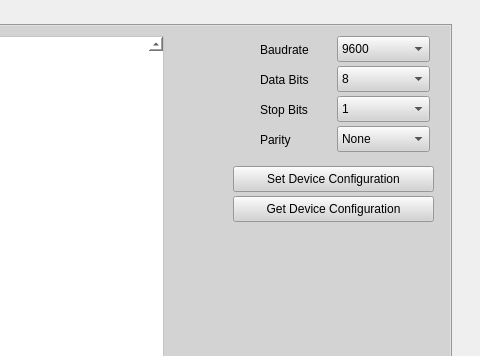
Kemalusanmaz/RS422-485-Transceiver-Project, file RS422-485GuiApp/mainwindow.ui: the form before one commit; both pictures show x 859 to 1339 and y 0 to 356 of the 1339 by 658 pixel window.
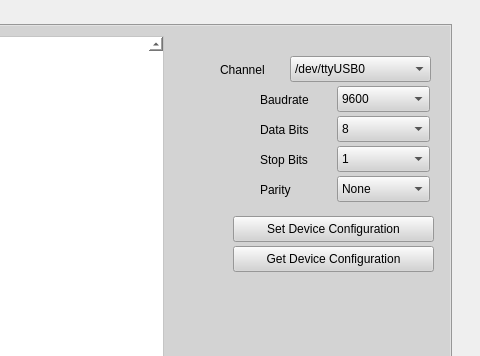
The form after the commit. The open tabs and pages were chosen to show the change.

Commit message: select channel feature added

Diff of the .ui file:
```diff
--- a/RS422-485GuiApp/mainwindow.ui
+++ b/RS422-485GuiApp/mainwindow.ui
@@ -101,7 +101,7 @@
       <property name="geometry">
        <rect>
         <x>1090</x>
-        <y>140</y>
+        <y>190</y>
         <width>201</width>
         <height>26</height>
        </rect>
@@ -114,7 +114,7 @@
       <property name="geometry">
        <rect>
         <x>1090</x>
-        <y>170</y>
+        <y>220</y>
         <width>201</width>
         <height>26</height>
        </rect>
@@ -165,7 +165,7 @@
       <property name="geometry">
        <rect>
         <x>1117</x>
-        <y>14</y>
+        <y>64</y>
         <width>70</width>
         <height>20</height>
        </rect>
@@ -178,7 +178,7 @@
       <property name="geometry">
        <rect>
         <x>1117</x>
-        <y>44</y>
+        <y>94</y>
         <width>70</width>
         <height>20</height>
        </rect>
@@ -191,7 +191,7 @@
       <property name="geometry">
        <rect>
         <x>1117</x>
-        <y>104</y>
+        <y>154</y>
         <width>50</width>
         <height>20</height>
        </rect>
@@ -204,7 +204,7 @@
       <property name="geometry">
        <rect>
         <x>1117</x>
-        <y>74</y>
+        <y>124</y>
         <width>70</width>
         <height>20</height>
        </rect>
@@ -217,7 +217,7 @@
       <property name="geometry">
        <rect>
         <x>1194</x>
-        <y>40</y>
+        <y>90</y>
         <width>93</width>
         <height>26</height>
        </rect>
@@ -247,7 +247,7 @@
       <property name="geometry">
        <rect>
         <x>1194</x>
-        <y>100</y>
+        <y>150</y>
         <width>93</width>
         <height>26</height>
        </rect>
@@ -272,7 +272,7 @@
       <property name="geometry">
        <rect>
         <x>1194</x>
-        <y>70</y>
+        <y>120</y>
         <width>93</width>
         <height>26</height>
        </rect>
@@ -292,7 +292,7 @@
       <property name="geometry">
        <rect>
         <x>1194</x>
-        <y>10</y>
+        <y>60</y>
         <width>93</width>
         <height>26</height>
        </rect>
@@ -368,6 +368,49 @@
        </property>
       </item>
      </widget>
+     <widget class="QComboBox" name="receiver_channel">
+      <property name="geometry">
+       <rect>
+        <x>1147</x>
+        <y>30</y>
+        <width>141</width>
+        <height>26</height>
+       </rect>
+      </property>
+      <item>
+       <property name="text">
+        <string>/dev/ttyUSB0</string>
+       </property>
+      </item>
+      <item>
+       <property name="text">
+        <string>/dev/ttyUSB1</string>
+       </property>
+      </item>
+      <item>
+       <property name="text">
+        <string>/dev/ttyUSB2</string>
+       </property>
+      </item>
+      <item>
+       <property name="text">
+        <string>/dev/ttyUSB3</string>
+       </property>
+      </item>
+     </widget>
+     <widget class="QLabel" name="label_10">
+      <property name="geometry">
+       <rect>
+        <x>1077</x>
+        <y>34</y>
+        <width>70</width>
+        <height>20</height>
+       </rect>
+      </property>
+      <property name="text">
+       <string>Channel</string>
+      </property>
+     </widget>
     </widget>
     <widget class="QWidget" name="tab_2">
      <attribute name="title">
```
Left out of the diff: 43 changed lines with no effect on the pictures. The commit also changes 3 other files.
